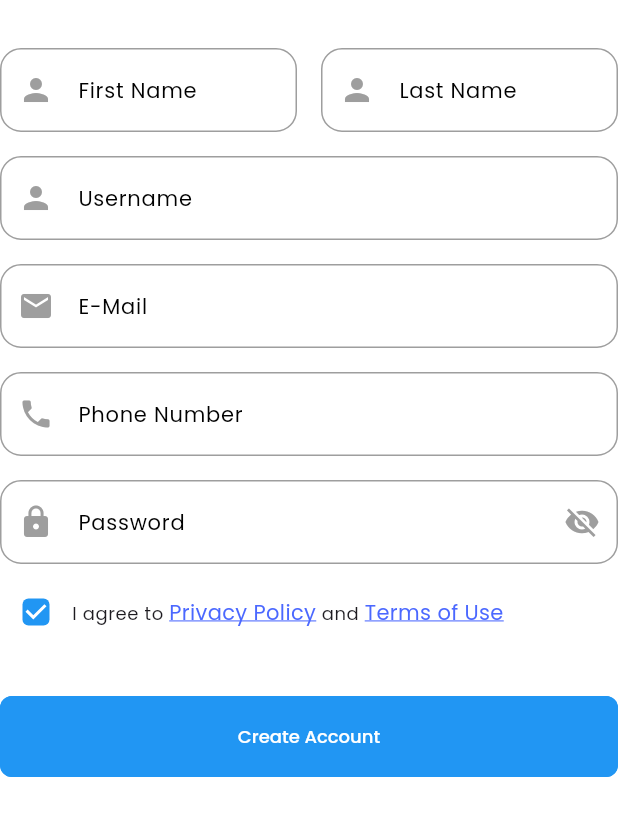
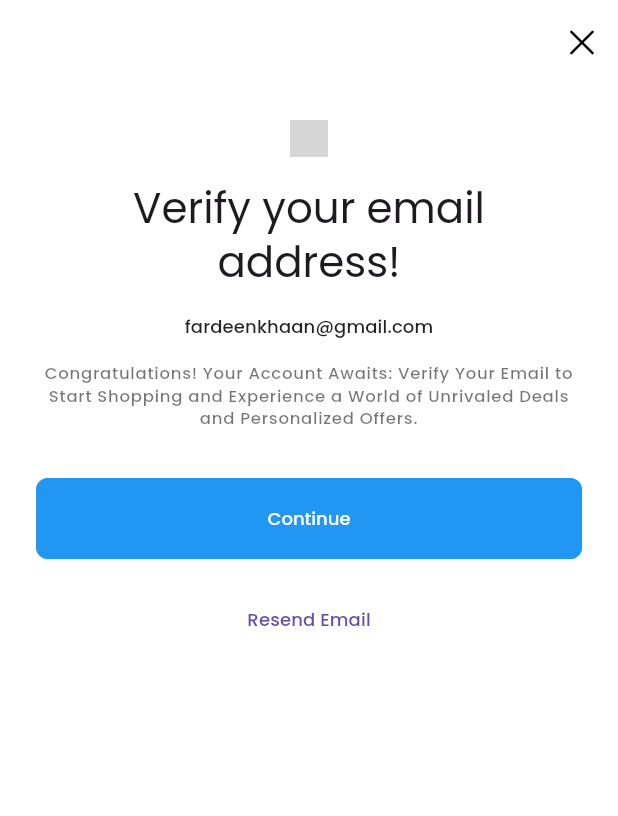
Before and after one commit to FardeenKhaan/Fk_ecommerce, a Flutter app: the FkSignUpForm widget shown alone on an empty page, opened directly, after a tap on "Create Account", on a phone screen of 412 x 824 dp. Shown: the top 816 px of the screen. Run offline on Flutter 3.47's test engine with Material 3 defaults, Android fonts, the light colour scheme and no system bars; our stand-ins replace flutter_native_splash, get, get_storage, google_fonts, logger, smooth_page_indicator; accounts and stored records are empty; grey boxes are pictures that could not be loaded.

Commit message:
confirmation email and successor screens created

```diff
--- /dev/null
+++ b/lib/features/authentication/screens/signup/verify_email.dart
@@ -0,0 +1,86 @@
+import 'package:fk_ecommerce/common/widgets/success_screen.dart';
+import 'package:fk_ecommerce/routes/app_routes.dart';
+import 'package:fk_ecommerce/utils/constants/image_Strings.dart';
+import 'package:fk_ecommerce/utils/constants/sizes.dart';
+import 'package:fk_ecommerce/utils/constants/text_Strings.dart';
+import 'package:fk_ecommerce/utils/helpers/helper_function.dart';
+import 'package:flutter/cupertino.dart';
+import 'package:flutter/material.dart';
+import 'package:get/get.dart';
+
+class VerifyEmail extends StatelessWidget {
+  const VerifyEmail({super.key});
+
+  @override
+  Widget build(BuildContext context) {
+    return Scaffold(
+      appBar: AppBar(
+        // title: Text('Verify Email'),
+        automaticallyImplyLeading: false,
+        actions: [
+          IconButton(
+            icon: Icon(CupertinoIcons.clear),
+            onPressed: () {
+              Get.offNamed(Routes.LOGIN);
+            },
+          ),
+        ],
+      ),
+      body: SingleChildScrollView(
+        child: Center(
+          child: Padding(
+            padding: EdgeInsets.all(FKSizes.defaultSpace),
+            child: Column(
+              mainAxisAlignment: MainAxisAlignment.center,
+              children: [
+                Image(
+                  image: AssetImage(FKImageStrings.verifyIllustration),
+                  width: FkHelperFunction.screenWidth() * 0.06,
+                ),
+                SizedBox(height: FKSizes.spaceBtwItems),
+                // title & subtitle
+                Text(
+                  FKTextStrings.confirmEmail,
+                  style: Theme.of(context).textTheme.headlineMedium,
+                  textAlign: TextAlign.center,
+                ),
+                SizedBox(height: FKSizes.spaceBtwItems),
+                Text(
+                  'fardeenkhaan@gmail.com',
+                  style: Theme.of(context).textTheme.labelLarge,
+                  textAlign: TextAlign.center,
+                ),
+                SizedBox(height: FKSizes.spaceBtwItems),
+                Text(
+                  FKTextStrings.confirmEmailSubTitle,
+                  style: Theme.of(context).textTheme.labelMedium,
+                  textAlign: TextAlign.center,
+                ),
+                SizedBox(height: FKSizes.spaceBtwSections),
+                SizedBox(
+                  width: double.infinity,
+                  child: ElevatedButton(
+                    onPressed: () {
+                      Get.offNamed(Routes.SuccessScreen);
+                    },
+                    child: Text(FKTextStrings.FkContinue),
+                  ),
+                ),
+                SizedBox(height: FKSizes.spaceBtwItems),
+                SizedBox(
+                  width: double.infinity,
+                  child: TextButton(
+                    onPressed: () {
+                      // Logic to resend verification email
+                    },
+                    child: Text(FKTextStrings.resendEmail),
+                  ),
+                ),
+              ],
+            ),
+          ),
+        ),
+      ),
+    );
+  }
+}
--- a/lib/features/authentication/screens/signup/widgets/signup_form.dart
+++ b/lib/features/authentication/screens/signup/widgets/signup_form.dart
@@ -1,9 +1,12 @@
+import 'package:fk_ecommerce/routes/app_routes.dart';
 import 'package:fk_ecommerce/utils/constants/colors.dart';
 import 'package:fk_ecommerce/utils/constants/sizes.dart';
 import 'package:fk_ecommerce/utils/constants/text_Strings.dart';
 import 'package:fk_ecommerce/utils/helpers/helper_function.dart';
 import 'package:flutter/material.dart';
 import 'package:flutter_native_splash/helper_utils.dart';
+import 'package:get/get.dart';
+import 'package:get/get_core/src/get_main.dart';
 
 class FkSignUpForm extends StatelessWidget {
   const FkSignUpForm({super.key});
@@ -141,7 +144,7 @@ class FkSignUpForm extends StatelessWidget {
               width: double.infinity,
               child: ElevatedButton(
                 onPressed: () {
-                  // Handle login logic here
+                  Get.offNamed(Routes.VerifyEmail);
                 },
                 child: Text(FKTextStrings.createAccount),
               ),
--- a/lib/routes/app_pages.dart
+++ b/lib/routes/app_pages.dart
@@ -1,6 +1,8 @@
+import 'package:fk_ecommerce/common/widgets/success_screen.dart';
 import 'package:fk_ecommerce/features/authentication/screens/OnBoarding/onboarding_screen.dart';
 import 'package:fk_ecommerce/features/authentication/screens/login/login_screen.dart';
 import 'package:fk_ecommerce/features/authentication/screens/signup/signup_screen.dart';
+import 'package:fk_ecommerce/features/authentication/screens/signup/verify_email.dart';
 import 'package:fk_ecommerce/routes/app_routes.dart';
 import 'package:get/get_navigation/src/routes/get_route.dart';
 
@@ -12,5 +14,7 @@ final List<GetPage> appPages = [
   ),
   GetPage(name: Routes.OnBoarding, page: () => OnboardingScreen()),
   GetPage(name: Routes.SIGNUP, page: () => SignupScreen()),
+  GetPage(name: Routes.VerifyEmail, page: () => VerifyEmail()),
+  GetPage(name: Routes.SuccessScreen, page: () => SuccessScreen()),
   // GetPage(name: Routes.ForgotPassword, page: () => ForgotPasswordScreen()),
 ];
--- a/lib/routes/app_routes.dart
+++ b/lib/routes/app_routes.dart
@@ -1,7 +1,11 @@
+import 'package:fk_ecommerce/common/widgets/success_screen.dart';
+
 abstract class Routes {
   static const LOGIN = '/login';
   static const SIGNUP = '/signup';
   static const OnBoarding = '/onboarding';
+  static const VerifyEmail = '/verify-email';
+  static const SuccessScreen = '/success_screen';
   static const ForgotPassword = '/forgot-password';
   static const MARKSHEET = '/marksheet';
 }
--- a/lib/utils/constants/image_Strings.dart
+++ b/lib/utils/constants/image_Strings.dart
@@ -16,4 +16,17 @@ class FKImageStrings {
       "assets/images/on_boarding_images/boy.png";
   static const String onBoardingImage3 =
       "assets/images/on_boarding_images/reading.png";
+
+  // -- Animations
+  static const String verifyIllustration =
+      "assets/images/animations/verify_illustration.png";
+  static const String productsSoleIllustration =
+      "assets/images/animations/sammy-line-sale.png";
+  static const String staticSuccessIllustration =
+      "assets/images/animations/sammy-line-success.png";
+  static const String deliveredInPioneIllustration =
+      "assets/images/animations/sammy-line-come-back-later.png";
+  static const String deliveredEmailIllustration =
+      "assets/images/animations/sammy-line-man-receives-a-mail.png";
+  // static const String verifyIllustration = "assets/images/animations/sammy-line-travel-backpack-with-passport-and-air-ticket.gif";
 }
--- a/pubspec.yaml
+++ b/pubspec.yaml
@@ -69,6 +69,7 @@ flutter:
   # To add assets to your application, add an assets section, like this:
   assets:
     - assets/images/on_boarding_images/
+    - assets/images/animations/
     - assets/icons/brands/
     - assets/logos/
   #   - images/a_dot_ham.jpeg
```
Also changed, not shown: lib/common/widgets/success_screen.dart (added, +63 -0 lines), assets/images/animations/boy.png (added).
